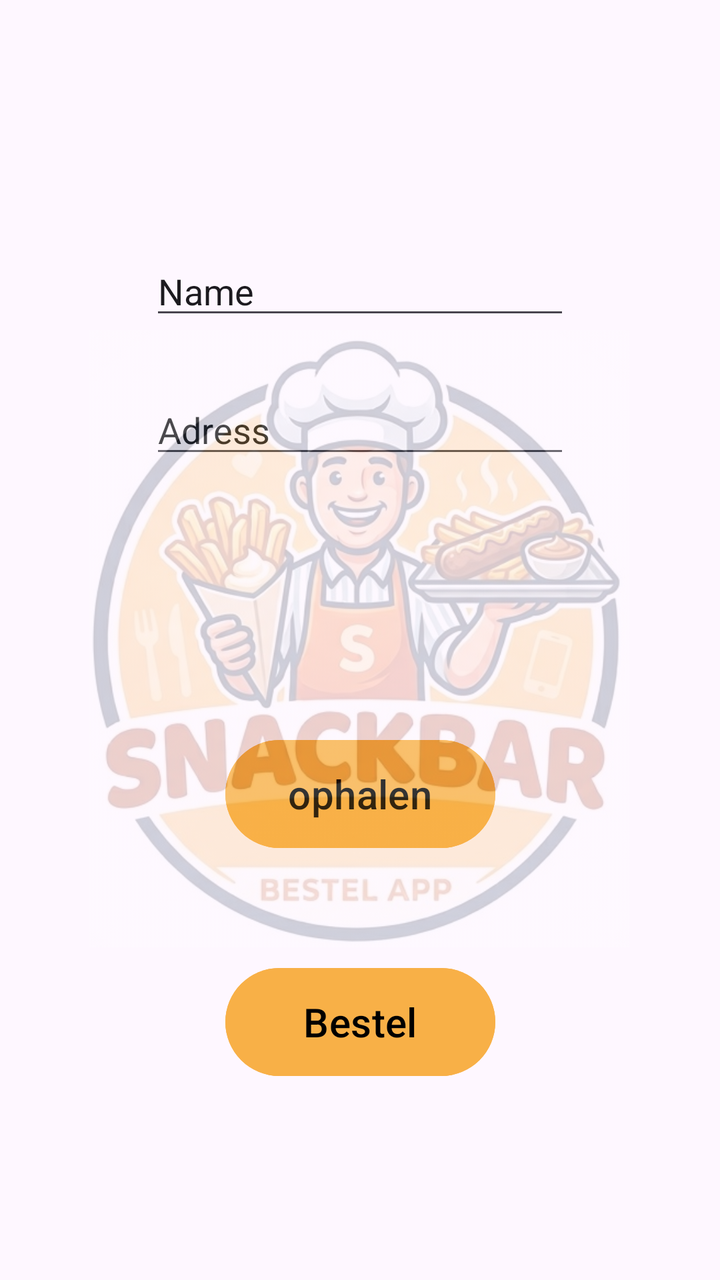
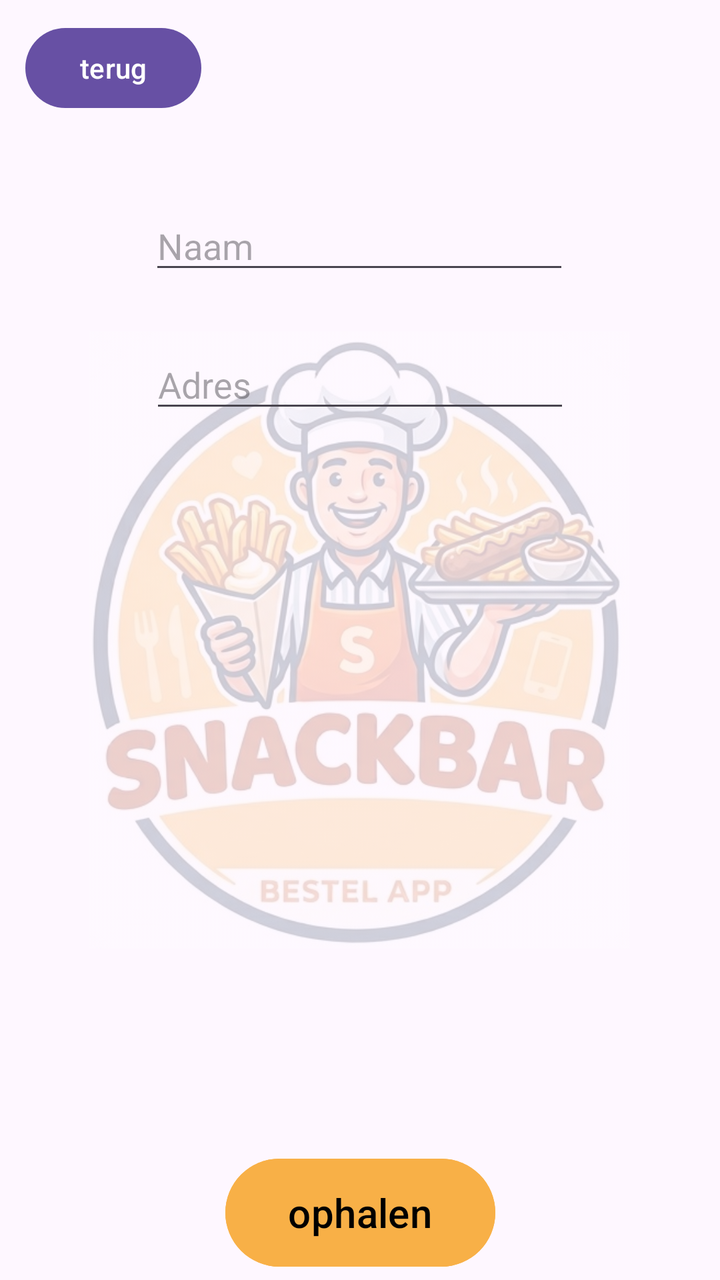

Two renders of the same Android screen: before a commit and after it. Below are the layout's source before the change and the commit's diff.
<!-- AndroidManifest.xml: application theme Theme.Snackbarapp -->
<!-- res/layout/activity_main2.xml -->
<?xml version="1.0" encoding="utf-8"?>
<androidx.constraintlayout.widget.ConstraintLayout xmlns:android="http://schemas.android.com/apk/res/android"
    xmlns:app="http://schemas.android.com/apk/res-auto"
    xmlns:tools="http://schemas.android.com/tools"
    android:id="@+id/main"
    android:layout_width="match_parent"
    android:layout_height="match_parent"
    tools:context=".MainActivity2">

    <Button
        android:id="@+id/button1"
        android:layout_width="135dp"
        android:layout_height="62dp"
        android:layout_marginTop="132dp"
        android:backgroundTint="#F8B047"
        android:backgroundTintMode="add"
        android:text="ophalen"
        android:textColor="@color/black"
        android:textSize="20sp"
        app:layout_constraintEnd_toEndOf="parent"
        app:layout_constraintStart_toStartOf="parent"
        app:layout_constraintTop_toBottomOf="@+id/editTextText2" />

    <Button
        android:id="@+id/button2"
        android:layout_width="135dp"
        android:layout_height="62dp"
        android:layout_marginTop="52dp"
        android:backgroundTint="#F8B047"
        android:backgroundTintMode="add"
        android:text="Bestel"
        android:textColor="@color/black"
        android:textSize="20sp"
        app:layout_constraintEnd_toEndOf="parent"
        app:layout_constraintStart_toStartOf="parent"
        app:layout_constraintTop_toBottomOf="@+id/button1" />

    <EditText
        android:id="@+id/editTextText"
        android:layout_width="wrap_content"
        android:layout_height="wrap_content"
        android:ems="10"
        android:inputType="text"
        android:text="Name"
        app:layout_constraintBottom_toBottomOf="parent"
        app:layout_constraintEnd_toEndOf="parent"
        app:layout_constraintStart_toStartOf="parent"
        app:layout_constraintTop_toTopOf="parent"
        app:layout_constraintVertical_bias="0.206" />

    <EditText
        android:id="@+id/editTextText2"
        android:layout_width="wrap_content"
        android:layout_height="wrap_content"
        android:layout_marginTop="28dp"
        android:ems="10"
        android:inputType="text"
        android:text="Adress"
        app:layout_constraintEnd_toEndOf="parent"
        app:layout_constraintStart_toStartOf="parent"
        app:layout_constraintTop_toBottomOf="@+id/editTextText" />

    <ImageView
        android:id="@+id/imageView"
        android:layout_width="270dp"
        android:layout_height="350dp"
        android:alpha="0.2"
        app:layout_constraintBottom_toBottomOf="parent"
        app:layout_constraintEnd_toEndOf="parent"
        app:layout_constraintHorizontal_bias="0.496"
        app:layout_constraintStart_toStartOf="parent"
        app:layout_constraintTop_toTopOf="parent"
        app:layout_constraintVertical_bias="0.498"
        app:srcCompat="@drawable/gemini_generated_image_ejfwjuejfwjuejfw" />

</androidx.constraintlayout.widget.ConstraintLayout>
<!-- resources referenced by this layout -->
<resources>
  <color name="black">#FF000000</color>
  <!-- drawable gemini_generated_image_ejfwjuejfwjuejfw: jpg bitmap (drawable, 88419 bytes) -->
  <style name="Theme.Snackbarapp" parent="Base.Theme.Snackbarapp" />
  <style name="Base.Theme.Snackbarapp" parent="Theme.Material3.DayNight.NoActionBar">
          
          
      </style>
</resources>

<!-- the commit's change to res/layout/activity_main2.xml (unified diff, before → after) -->
@@ -7,11 +7,23 @@
     android:layout_height="match_parent"
     tools:context=".MainActivity2">
 
+    <ImageView
+        android:id="@+id/imageView"
+        android:layout_width="270dp"
+        android:layout_height="350dp"
+        android:alpha="0.2"
+        app:layout_constraintBottom_toBottomOf="parent"
+        app:layout_constraintEnd_toEndOf="parent"
+        app:layout_constraintHorizontal_bias="0.496"
+        app:layout_constraintStart_toStartOf="parent"
+        app:layout_constraintTop_toTopOf="parent"
+        app:srcCompat="@drawable/gemini_generated_image_ejfwjuejfwjuejfw" />
+
     <Button
         android:id="@+id/button1"
         android:layout_width="135dp"
         android:layout_height="62dp"
-        android:layout_marginTop="132dp"
+        android:layout_marginTop="364dp"
         android:backgroundTint="#F8B047"
         android:backgroundTintMode="add"
         android:text="ophalen"
@@ -40,13 +52,14 @@
         android:layout_width="wrap_content"
         android:layout_height="wrap_content"
         android:ems="10"
+        android:hint="Naam"
         android:inputType="text"
-        android:text="Name"
         app:layout_constraintBottom_toBottomOf="parent"
         app:layout_constraintEnd_toEndOf="parent"
+        app:layout_constraintHorizontal_bias="0.497"
         app:layout_constraintStart_toStartOf="parent"
         app:layout_constraintTop_toTopOf="parent"
-        app:layout_constraintVertical_bias="0.206" />
+        app:layout_constraintVertical_bias="0.168" />
 
     <EditText
         android:id="@+id/editTextText2"
@@ -54,23 +67,22 @@
         android:layout_height="wrap_content"
         android:layout_marginTop="28dp"
         android:ems="10"
+        android:hint="Adres"
         android:inputType="text"
-        android:text="Adress"
         app:layout_constraintEnd_toEndOf="parent"
         app:layout_constraintStart_toStartOf="parent"
         app:layout_constraintTop_toBottomOf="@+id/editTextText" />
 
-    <ImageView
-        android:id="@+id/imageView"
-        android:layout_width="270dp"
-        android:layout_height="350dp"
-        android:alpha="0.2"
+    <Button
+        android:id="@+id/button4"
+        android:layout_width="wrap_content"
+        android:layout_height="wrap_content"
+        android:text="terug"
         app:layout_constraintBottom_toBottomOf="parent"
         app:layout_constraintEnd_toEndOf="parent"
-        app:layout_constraintHorizontal_bias="0.496"
+        app:layout_constraintHorizontal_bias="0.047"
         app:layout_constraintStart_toStartOf="parent"
         app:layout_constraintTop_toTopOf="parent"
-        app:layout_constraintVertical_bias="0.498"
-        app:srcCompat="@drawable/gemini_generated_image_ejfwjuejfwjuejfw" />
+        app:layout_constraintVertical_bias="0.017" />
 
 </androidx.constraintlayout.widget.ConstraintLayout>
